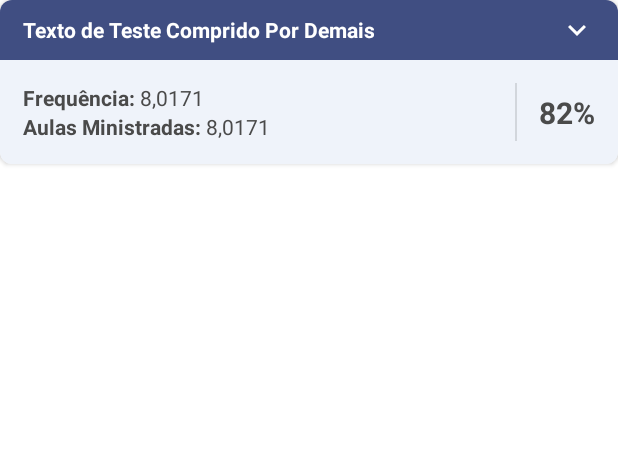
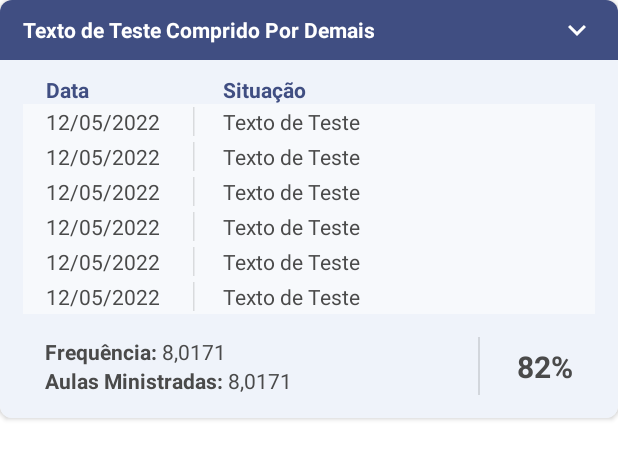
Before and after one commit to perotedev/SIGAA_Mobile, an Android app: the layout card_frequencia.xml on its own in the app's theme, with its tools: preview values and no code run, on a phone screen of 412 x 824 dp. Shown: the top 459 px of the screen. Run offline under Robolectric (Android 15) with nearby library versions, the phone set to English and light mode, and no system bars.

Commit message:
Adicionando tabela de faltas

```diff
--- a/app/src/main/java/com/example/sigaamobile/ui/main/DocumentosFragment.java
+++ b/app/src/main/java/com/example/sigaamobile/ui/main/DocumentosFragment.java
@@ -36,7 +36,7 @@ public class DocumentosFragment extends Fragment {
         super.onViewCreated(view, savedInstanceState);
 
         MainActivity.setNavBarButton(requireActivity(), R.id.btn_voltar);
-        MainActivity.setNavBarTitle(requireActivity(), R.string.documentos_view_title);
+        MainActivity.setNavBarTitle(requireActivity(), R.string.documentos);
 
         RecyclerView listagemDocumentos = view.findViewById(R.id.recycler_view_documentos);
         ArrayList<mDocumento> arraymDocumentos = FromJson.getmDocumentos(requireActivity());
--- a/app/src/main/java/com/example/sigaamobile/ui/main/FrequenciaFragment.java
+++ b/app/src/main/java/com/example/sigaamobile/ui/main/FrequenciaFragment.java
@@ -29,5 +29,6 @@ public class FrequenciaFragment extends Fragment {
         super.onViewCreated(view, savedInstanceState);
 
         MainActivity.setNavBarButton(requireActivity(), R.id.btn_voltar);
+        MainActivity.setNavBarTitle(requireActivity(), R.string.frequencia);
     }
 }
--- a/app/src/main/java/com/example/sigaamobile/ui/main/NotasFragment.java
+++ b/app/src/main/java/com/example/sigaamobile/ui/main/NotasFragment.java
@@ -37,7 +37,7 @@ public class NotasFragment extends Fragment {
         super.onViewCreated(view, savedInstanceState);
 
         MainActivity.setNavBarButton(requireActivity(), R.id.btn_voltar);
-        MainActivity.setNavBarTitle(requireActivity(), R.string.ver_notas);
+        MainActivity.setNavBarTitle(requireActivity(), R.string.notas);
 
         SigaaSharedPreferences preferences = new SigaaSharedPreferences(requireContext());
         RecyclerView listagemNotas = view.findViewById(R.id.recycler_view_notas);
--- a/app/src/main/res/layout/card_documento.xml
+++ b/app/src/main/res/layout/card_documento.xml
@@ -20,6 +20,7 @@
             android:layout_width="match_parent"
             android:layout_height="wrap_content"
             android:layout_marginEnd="70dp"
+            android:layout_marginStart="5dp"
             android:text="@string/teste_plus"
             android:textStyle="bold"
             android:textColor="?colorAccent"
@@ -34,6 +35,7 @@
             android:layout_height="wrap_content"
             android:text="@string/teste_plus_plus"
             android:layout_marginEnd="70dp"
+            android:layout_marginStart="5dp"
             app:layout_constraintTop_toBottomOf="@+id/title_doc"
             app:layout_constraintStart_toStartOf="parent"/>
 
--- a/app/src/main/res/layout/card_frequencia.xml
+++ b/app/src/main/res/layout/card_frequencia.xml
@@ -1,9 +1,9 @@
 <?xml version="1.0" encoding="utf-8"?>
-<androidx.cardview.widget.CardView
-    xmlns:android="http://schemas.android.com/apk/res/android"
+<androidx.cardview.widget.CardView xmlns:android="http://schemas.android.com/apk/res/android"
     xmlns:app="http://schemas.android.com/apk/res-auto"
     android:layout_width="match_parent"
     android:layout_height="wrap_content"
+    xmlns:tools="http://schemas.android.com/tools"
     android:layout_marginBottom="15dp"
     android:id="@+id/card_frequencia"
     android:elevation="2dp"
@@ -45,7 +45,40 @@
                 android:layout_below="@+id/relative_frequencia_title"
                 android:id="@+id/relative_frequencia_content"
                 android:layout_width="match_parent"
-                android:layout_height="wrap_content">
+                android:layout_height="wrap_content"
+                android:background="?colorSecondary"
+                android:paddingHorizontal="15dp"
+                android:paddingTop="10dp">
+
+                <TextView
+                    android:id="@+id/data_aula_title"
+                    android:layout_width="wrap_content"
+                    android:layout_height="wrap_content"
+                    android:minWidth="98dp"
+                    android:layout_marginStart="15dp"
+                    android:text="@string/data_aula"
+                    android:textColor="?colorAccent"
+                    android:textStyle="bold"
+                />
+
+                <TextView
+                    android:id="@+id/situacao_aula_title"
+                    android:layout_width="wrap_content"
+                    android:layout_height="wrap_content"
+                    android:minWidth="98dp"
+                    android:layout_marginStart="20dp"
+                    android:layout_toEndOf="@+id/data_aula_title"
+                    android:text="@string/situacao_frequencia"
+                    android:textColor="?colorAccent"
+                    android:textStyle="bold"
+                />
+
+                <androidx.recyclerview.widget.RecyclerView
+                    android:layout_below="@+id/data_aula_title"
+                    android:layout_width="match_parent"
+                    android:layout_height="wrap_content"
+                    tools:listitem="@layout/card_item_aula"
+                    tools:itemCount="6"/>
 
             </RelativeLayout>
 
@@ -54,7 +87,8 @@
                 android:id="@+id/relative_frequencia_resumo"
                 android:layout_width="match_parent"
                 android:layout_height="wrap_content"
-                android:padding="15dp"
+                android:paddingVertical="15dp"
+                android:paddingHorizontal="30dp"
                 android:background="?colorSecondary">
 
                 <TextView
@@ -115,7 +149,7 @@
                     android:text="@string/teste_porcentagem"
                     android:textStyle="bold"
                     android:textSize="20sp"
-                    android:paddingStart="15dp"
+                    android:paddingStart="25dp"
                     android:paddingEnd="0dp"
                     app:layout_constraintEnd_toEndOf="parent"
                     app:layout_constraintTop_toTopOf="parent"
--- /dev/null
+++ b/app/src/main/res/layout/card_item_aula.xml
@@ -0,0 +1,43 @@
+<?xml version="1.0" encoding="utf-8"?>
+<androidx.constraintlayout.widget.ConstraintLayout
+    xmlns:android="http://schemas.android.com/apk/res/android"
+    android:layout_width="match_parent"
+    android:layout_height="wrap_content"
+    xmlns:app="http://schemas.android.com/apk/res-auto"
+    android:id="@+id/constraint_aula_frequencia"
+    android:background="@color/white_transparent"
+    android:paddingVertical="2dp">
+
+    <TextView
+        android:id="@+id/data_aula"
+        android:layout_width="wrap_content"
+        android:layout_height="wrap_content"
+        android:minWidth="98dp"
+        android:text="@string/teste_data"
+        android:layout_marginStart="15dp"
+        app:layout_constraintStart_toStartOf="parent"
+        app:layout_constraintTop_toTopOf="parent"
+        app:layout_constraintBottom_toBottomOf="parent"/>
+
+    <com.google.android.material.divider.MaterialDivider
+        android:id="@+id/divider1"
+        android:layout_width="wrap_content"
+        android:layout_height="wrap_content"
+        android:rotation="90"
+        app:layout_constraintStart_toEndOf="@+id/data_aula"
+        app:layout_constraintEnd_toStartOf="@+id/situacao_na_aula"
+        app:layout_constraintTop_toTopOf="parent"/>
+
+    <TextView
+        android:id="@+id/situacao_na_aula"
+        android:layout_width="0dp"
+        android:layout_height="wrap_content"
+        android:text="@string/teste"
+        android:paddingStart="20dp"
+        android:paddingEnd="0dp"
+        app:layout_constraintStart_toEndOf="@id/data_aula"
+        app:layout_constraintTop_toTopOf="parent"
+        app:layout_constraintBottom_toBottomOf="parent"
+        app:layout_constraintEnd_toEndOf="parent"/>
+
+</androidx.constraintlayout.widget.ConstraintLayout>
--- a/app/src/main/res/values/colors.xml
+++ b/app/src/main/res/values/colors.xml
@@ -9,6 +9,7 @@
     <color name="white">#FFFFFFFF</color>
     <color name="bg_dark">#2c2c2c</color>
     <color name="shadow">#80000000</color>
+    <color name="white_transparent">#80FFFFFF</color>
     <color name="text_dark">#4A4A4A</color>
     <color name="bg_light">#EFF3FA</color>
 </resources>
--- a/app/src/main/res/values/strings.xml
+++ b/app/src/main/res/values/strings.xml
@@ -27,14 +27,13 @@
     <string name="ch_total">CH Total Currículo:</string>
     <string name="ch_complementar">CH Complementar Pendente:</string>
 
-    <!--  Botões Menu  -->
+    <!--  Telas  -->
     <string name="notas">Ver Notas</string>
     <string name="frequencia">Frequência</string>
     <string name="atividades">Atividades</string>
     <string name="documentos">Documentos</string>
 
     <!--  Tela Ver Notas  -->
-    <string name="ver_notas">Ver Notas</string>
     <string name="und1">UND 1</string>
     <string name="und2">UND 2</string>
     <string name="und3">UND 3</string>
@@ -42,7 +41,6 @@
     <string name="res">RES</string>
 
     <!--  Tela Documentos  -->
-    <string name="documentos_view_title">Documentos</string>
     <string name="doc_historico">Histórico Escolar</string>
     <string name="desc_doc_historico">Emita seu histórico acadêmico contendo as notas de todas as disciplinas que cursou.</string>
     <string name="doc_declaracao">Declaração de Vínculo</string>
@@ -72,6 +70,7 @@
     <string name="teste_numero">8,0171</string>
     <string name="teste_nota">8,5</string>
     <string name="teste_porcentagem">82%</string>
+    <string name="teste_data">12/05/2022</string>
     <string name="app_version">V1.0.0</string>
 
     <!--  Alertas  -->
```
